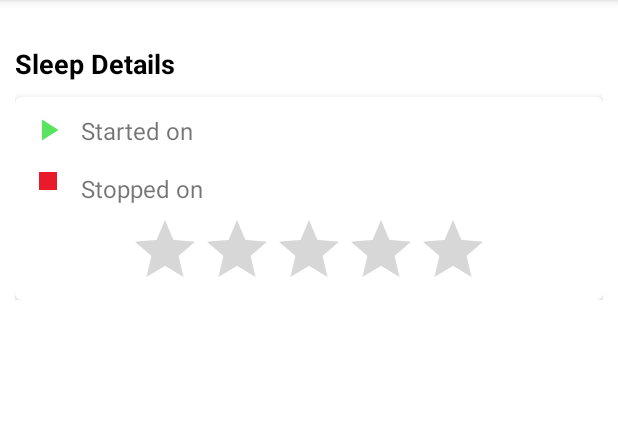
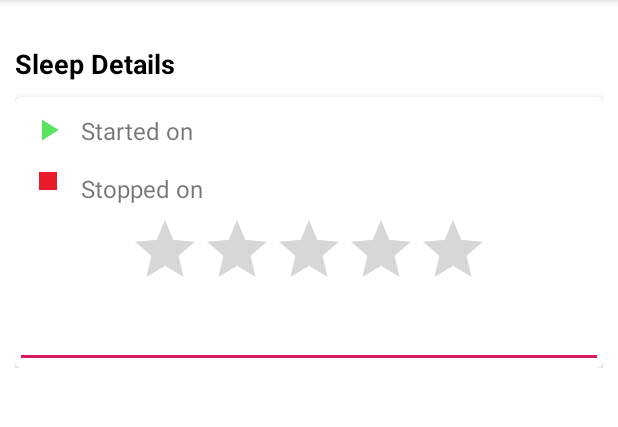
Before and after one commit to vmiklos/plees-tracker, an Android app: the SleepActivity screen opened directly, with no data from a screen before it, on a phone screen of 412 x 824 dp, the part 84-511 px from its top. Run offline under Robolectric (Android 15) with nearby library versions, the phone set to English and light mode, and no system bars.

Commit message:
Sleep comments: add UI
This requires improving SleepViewModel.updateSleep(), so that there is
no loop between SleepCommentCallback.onTextChanged() and
SleepViewModel.updateSleep().

This was not a problem with the rating and is good enough for now, but
needs revisiting later.

Resolves <https://github.com/vmiklos/plees-tracker/issues/239>.

Change-Id: Ie375ecec35e317b3b5b9d1c7ebd180be87983059

```diff
--- a/app/src/main/java/hu/vmiklos/plees_tracker/SleepRateCallback.kt
+++ b/app/src/main/java/hu/vmiklos/plees_tracker/SleepRateCallback.kt
@@ -21,6 +21,6 @@ class SleepRateCallback(
             return
         }
         sleep.rating = rating.toLong()
-        viewModel.updateSleep(activity, sleep)
+        viewModel.updateSleep(activity, sleep, false)
     }
 }
--- a/app/src/main/res/layout/activity_sleep.xml
+++ b/app/src/main/res/layout/activity_sleep.xml
@@ -125,6 +125,15 @@
                 app:layout_constraintStart_toStartOf="parent"
                 app:layout_constraintTop_toBottomOf="@id/stop_red_image" />
 
+            <androidx.appcompat.widget.AppCompatEditText
+                android:id="@+id/sleep_item_comment"
+                android:layout_height="wrap_content"
+                android:layout_width="match_parent"
+                android:inputType="textAutoCorrect"
+                app:layout_constraintEnd_toEndOf="parent"
+                app:layout_constraintStart_toStartOf="parent"
+                app:layout_constraintTop_toBottomOf="@id/sleep_item_rating" />
+
         </androidx.constraintlayout.widget.ConstraintLayout>
     </androidx.cardview.widget.CardView>
 
```
Also changed, not shown: app/src/main/java/hu/vmiklos/plees_tracker/SleepCommentCallback.kt (added, +30 -0 lines), app/src/main/java/hu/vmiklos/plees_tracker/SleepViewModel.kt (+9 -2 lines), 1 other file.
